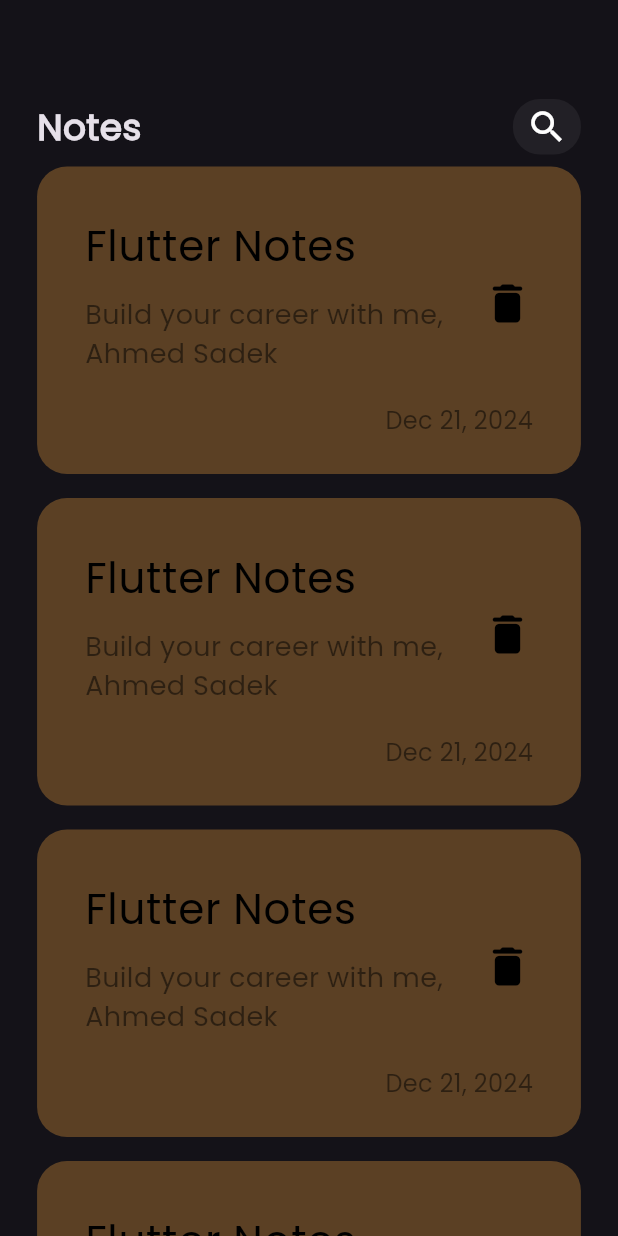
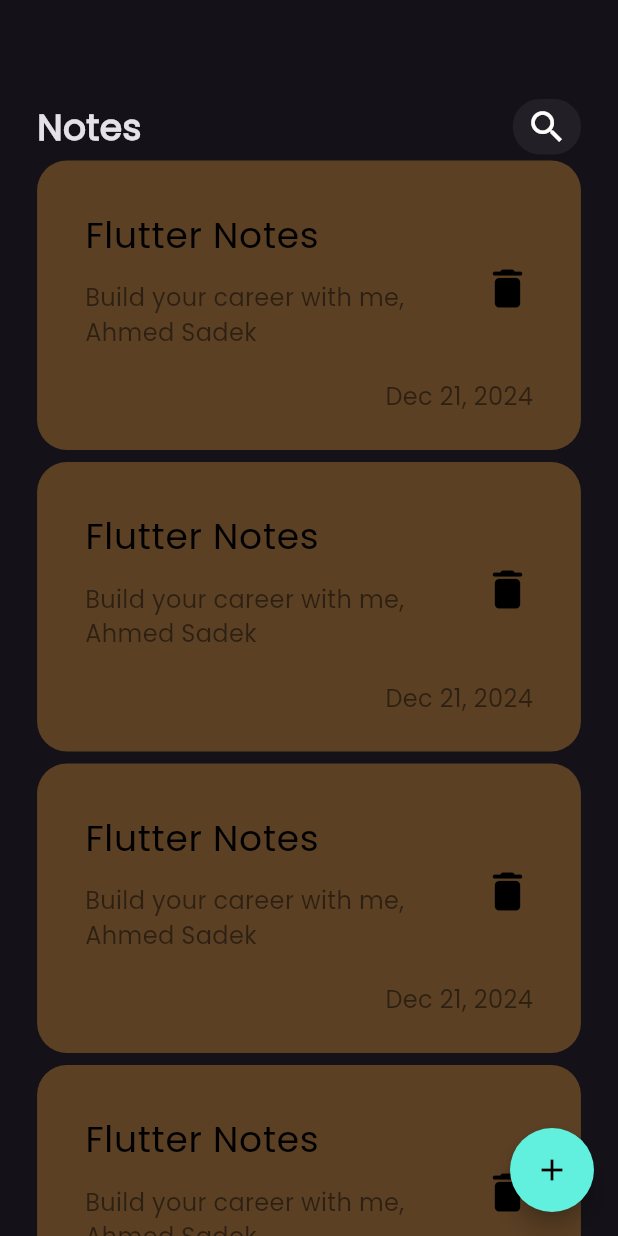
Before and after one commit to ahmedsadek2/note_app, a Flutter app: the screen it shows after launch, on a phone screen of 412 x 824 dp. Run offline on Flutter 3.47's test engine with Material 3 defaults, Android fonts, the phone set to English and light mode, and no system bars.

Commit message:
add floating action button

```diff
--- a/lib/views/home_view.dart
+++ b/lib/views/home_view.dart
@@ -7,7 +7,12 @@ class HomeView extends StatelessWidget {
   @override
   Widget build(BuildContext context) {
     return  Scaffold(
-      body: NotesViewBody(),
+      body:const NotesViewBody(),
+      floatingActionButton: FloatingActionButton(
+        onPressed: (){},
+        backgroundColor: const Color(0xff60f0dd),
+        shape: RoundedRectangleBorder(borderRadius: BorderRadius.circular(30)),
+        child: const Icon(Icons.add,color: Colors.black,),),
     );
   }
 }
--- a/lib/views/widgets/note_item.dart
+++ b/lib/views/widgets/note_item.dart
@@ -6,7 +6,7 @@ class NoteItem extends StatelessWidget {
   @override
   Widget build(BuildContext context) {
     return  Container(
-      padding: EdgeInsets.only(top: 24,bottom: 24,left: 16),
+      padding: const EdgeInsets.only(top: 24,bottom: 24,left: 16),
       decoration: BoxDecoration(
           color: Colors.orangeAccent.withOpacity(0.3),
           borderRadius: BorderRadius.circular(20)
@@ -16,21 +16,21 @@ class NoteItem extends StatelessWidget {
         children: [
           ListTile(
 
-            title: Text("Flutter Notes",
+            title: const Text("Flutter Notes",
               style: TextStyle(
                   color: Colors.black,
-                  fontSize: 28
+                  fontSize: 24
               ),),
             subtitle: Padding(
               padding: const EdgeInsets.only(top: 12,bottom: 12),
               child: Text("Build your career with me, Ahmed Sadek ",
                 style: TextStyle(
                     color: Colors.black.withOpacity(0.5),
-                    fontSize: 18
+                    fontSize: 16
                 ),),
             ),
             trailing: IconButton(onPressed: (){},
-                icon: Icon(Icons.delete_rounded,color: Colors.black,size: 34,)),
+                icon: const Icon(Icons.delete_rounded,color: Colors.black,size: 34,)),
           ),
           Padding(
             padding: const EdgeInsets.only(right: 32),
--- a/lib/views/widgets/notes_list_view.dart
+++ b/lib/views/widgets/notes_list_view.dart
@@ -9,7 +9,7 @@ class NoteItemList extends StatelessWidget {
   Widget build(BuildContext context) {
     return  ListView.builder(
       itemBuilder: (context, index) =>const Padding(
-        padding: EdgeInsets.symmetric(vertical: 8),
+        padding: EdgeInsets.symmetric(vertical: 4),
         child: NoteItem(),
       ),
       itemCount: 4,
```
